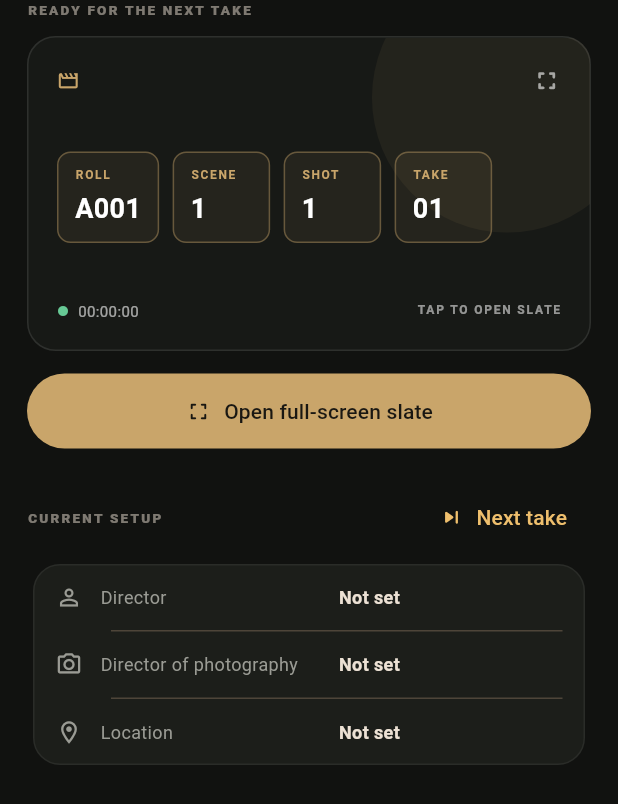
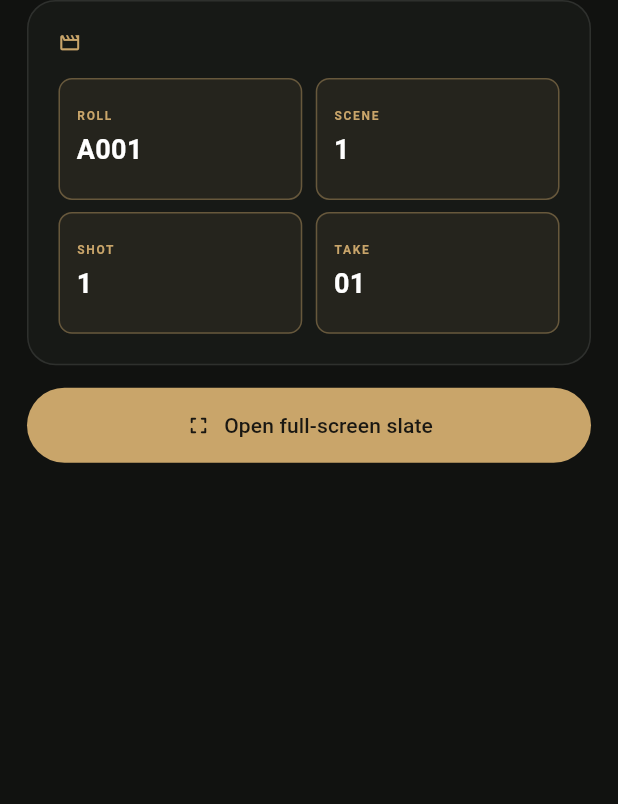
Before and after one commit to 0-manbir/takeone, a Flutter app: the SlatePreview widget shown alone on an empty page, opened directly with empty values, on a phone screen of 412 x 824 dp. Shown: the top 804 px of the screen. Run offline on Flutter 3.47's test engine with Material 3 defaults, Android fonts, the phone set to English and light mode, and no system bars; our stand-ins replace audioplayers, pdf, printing, shared_preferences, sqflite; accounts and stored records are empty.

Commit message:
Update Slate

```diff
--- a/takeone/lib/app.dart
+++ b/takeone/lib/app.dart
@@ -940,15 +940,13 @@ class SlatePreview extends StatelessWidget {
   @override
   Widget build(BuildContext context) {
     final fields = project.fields;
+
     return ListView(
       padding: const EdgeInsets.fromLTRB(18, 0, 18, 24),
       children: [
-        const _SectionEyebrow('READY FOR THE NEXT TAKE'),
-        const SizedBox(height: 11),
         GestureDetector(
           onTap: onOpenSlate,
           child: Container(
-            height: 210,
             decoration: BoxDecoration(
               color: const Color(0xFF171916),
               borderRadius: BorderRadius.circular(19),
@@ -957,20 +955,8 @@ class SlatePreview extends StatelessWidget {
             clipBehavior: Clip.antiAlias,
             child: Stack(
               children: [
-                Positioned(
-                  top: -50,
-                  right: -35,
-                  child: Container(
-                    height: 180,
-                    width: 180,
-                    decoration: BoxDecoration(
-                      shape: BoxShape.circle,
-                      color: Color(controller.accent).withValues(alpha: .07),
-                    ),
-                  ),
-                ),
                 Padding(
-                  padding: const EdgeInsets.all(19),
+                  padding: const EdgeInsets.all(20),
                   child: Column(
                     crossAxisAlignment: CrossAxisAlignment.start,
                     children: [
@@ -991,18 +977,16 @@ class SlatePreview extends StatelessWidget {
                               fontWeight: FontWeight.w700,
                             ),
                           ),
-                          const Spacer(),
-                          const Icon(
-                            Icons.fullscreen_rounded,
-                            color: Colors.white60,
-                            size: 19,
-                          ),
-                        ],
-                      ),
-                      const Spacer(),
-                      Wrap(
-                        spacing: 9,
-                        runSpacing: 8,
+                        ],
+                      ),
+                      const SizedBox(height: 16),
+                      GridView.count(
+                        crossAxisCount: 2,
+                        crossAxisSpacing: 9,
+                        mainAxisSpacing: 8,
+                        childAspectRatio: 2,
+                        shrinkWrap: true,
+                        physics: const NeverScrollableScrollPhysics(),
                         children: fields
                             .where((field) => field.visible)
                             .map(
@@ -1015,37 +999,15 @@ class SlatePreview extends StatelessWidget {
                                 ),
                                 accent: Color(controller.accent),
                                 size: field.size,
+                                onTap: _slatePositionEditor(
+                                  context,
+                                  controller,
+                                  project,
+                                  field.id,
+                                ),
                               ),
                             )
                             .toList(),
-                      ),
-                      const Spacer(),
-                      Row(
-                        children: [
-                          const Icon(
-                            Icons.circle,
-                            color: Color(0xFF67C995),
-                            size: 8,
-                          ),
-                          const SizedBox(width: 6),
-                          Text(
-                            '00:00:00',
-                            style: const TextStyle(
-                              color: Colors.white60,
-                              fontSize: 10,
-                            ),
-                          ),
-                          const Spacer(),
-                          const Text(
-                            'TAP TO OPEN SLATE',
-                            style: TextStyle(
-                              color: Colors.white54,
-                              fontSize: 8,
-                              letterSpacing: 1.2,
-                              fontWeight: FontWeight.w700,
-                            ),
-                          ),
-                        ],
                       ),
                     ],
                   ),
@@ -1065,43 +1027,6 @@ class SlatePreview extends StatelessWidget {
             padding: const EdgeInsets.symmetric(vertical: 15),
           ),
         ),
-        const SizedBox(height: 22),
-        Row(
-          children: [
-            const Expanded(child: _SectionEyebrow('CURRENT SETUP')),
-            TextButton.icon(
-              onPressed: () => controller.saveProject(
-                project.copyWith(take: project.take + 1),
-              ),
-              icon: const Icon(Icons.skip_next_rounded, size: 17),
-              label: const Text('Next take'),
-            ),
-          ],
-        ),
-        const SizedBox(height: 3),
-        Card(
-          child: Column(
-            children: [
-              _InfoRow(
-                icon: Icons.person_outline,
-                label: 'Director',
-                value: project.director.isEmpty ? 'Not set' : project.director,
-              ),
-              const Divider(height: 1, indent: 52, endIndent: 15),
-              _InfoRow(
-                icon: Icons.camera_alt_outlined,
-                label: 'Director of photography',
-                value: project.dop.isEmpty ? 'Not set' : project.dop,
-              ),
-              const Divider(height: 1, indent: 52, endIndent: 15),
-              _InfoRow(
-                icon: Icons.location_on_outlined,
-                label: 'Location',
-                value: project.location.isEmpty ? 'Not set' : project.location,
-              ),
-            ],
-          ),
-        ),
       ],
     );
   }
@@ -1113,27 +1038,37 @@ class _SlateValue extends StatelessWidget {
     required this.value,
     required this.accent,
     this.size = 1,
+    this.onTap,
   });
 
   final String label;
   final String value;
   final Color accent;
   final double size;
-
-  @override
-  Widget build(BuildContext context) => Container(
-    constraints: const BoxConstraints(minWidth: 65),
+  final VoidCallback? onTap;
+
+  @override
+  Widget build(BuildContext context) => Material(
+    color: accent.withValues(alpha: .08),
+    borderRadius: BorderRadius.circular(9),
+    child: InkWell(
+      onTap: onTap,
+      borderRadius: BorderRadius.circular(9),
+      child: Container(
+        width: double.infinity,
         padding: const EdgeInsets.symmetric(horizontal: 11, vertical: 9),
         decoration: BoxDecoration(
           borderRadius: BorderRadius.circular(9),
           border: Border.all(color: accent.withValues(alpha: .4)),
-      color: accent.withValues(alpha: .08),
         ),
         child: Column(
           crossAxisAlignment: CrossAxisAlignment.start,
+          mainAxisAlignment: MainAxisAlignment.center,
           children: [
             Text(
               label.toUpperCase(),
+              maxLines: 1,
+              overflow: TextOverflow.ellipsis,
               style: TextStyle(
                 fontSize: 8,
                 color: accent,
@@ -1144,12 +1079,16 @@ class _SlateValue extends StatelessWidget {
             const SizedBox(height: 4),
             Text(
               value,
+              maxLines: 1,
+              overflow: TextOverflow.ellipsis,
               style: const TextStyle(
                 color: Colors.white,
                 fontWeight: FontWeight.w700,
               ).copyWith(fontSize: 18 * size),
             ),
           ],
+        ),
+      ),
     ),
   );
 }
@@ -1162,6 +1101,109 @@ String _fieldValue(FilmProject project, String id, {String customValue = ''}) =>
       'take' => project.take.toString().padLeft(2, '0'),
       _ => customValue,
     };
+
+VoidCallback? _slatePositionEditor(
+  BuildContext context,
+  AppController controller,
+  FilmProject project,
+  String fieldId,
+) {
+  if (!const {'roll', 'scene', 'shot', 'take'}.contains(fieldId)) return null;
+  return () => _editSlatePosition(context, controller, project, fieldId);
+}
+
+Future<void> _editSlatePosition(
+  BuildContext context,
+  AppController controller,
+  FilmProject project,
+  String fieldId,
+) async {
+  if (!const {'roll', 'scene', 'shot', 'take'}.contains(fieldId)) return;
+  final label = switch (fieldId) {
+    'roll' => 'Roll',
+    'scene' => 'Scene',
+    'shot' => 'Shot',
+    'take' => 'Take',
+    _ => fieldId,
+  };
+  final input = TextEditingController(
+    text: switch (fieldId) {
+      'roll' => project.roll,
+      'scene' => project.scene,
+      'shot' => project.shot,
+      'take' => project.take.toString(),
+      _ => '',
+    },
+  );
+  final formKey = GlobalKey<FormState>();
+  final value = await showDialog<String>(
+    context: context,
+    builder: (dialogContext) => AlertDialog(
+      title: Text('Change $label'),
+      content: Form(
+        key: formKey,
+        child: TextFormField(
+          controller: input,
+          autofocus: true,
+          keyboardType: fieldId == 'take'
+              ? TextInputType.number
+              : TextInputType.text,
+          textInputAction: TextInputAction.done,
+          decoration: InputDecoration(labelText: label),
+          validator: fieldId == 'take'
+              ? (value) {
+                  final take = int.tryParse(value?.trim() ?? '');
+                  if (take == null || take < 1 || take > 9999) {
+                    return 'Enter a take number from 1 to 9999';
+                  }
+                  return null;
+                }
+              : (value) => value == null || value.trim().isEmpty
+                    ? 'Enter a $label value'
+                    : null,
+          onFieldSubmitted: (_) {
+            if (formKey.currentState!.validate()) {
+              Navigator.pop(dialogContext, input.text.trim());
+            }
+          },
+        ),
+      ),
+      actions: [
+        TextButton(
+          onPressed: () => Navigator.pop(dialogContext),
+          child: const Text('Cancel'),
+        ),
+        FilledButton(
+          onPressed: () {
+            if (formKey.currentState!.validate()) {
+              Navigator.pop(dialogContext, input.text.trim());
+            }
+          },
+          child: const Text('Save'),
+        ),
+      ],
+    ),
+  );
+  input.dispose();
+  if (value == null || !context.mounted) return;
+
+  final updatedProject = switch (fieldId) {
+    'roll' => project.copyWith(roll: value),
+    'scene' => project.copyWith(scene: value),
+    'shot' => project.copyWith(shot: value),
+    'take' => project.copyWith(take: int.parse(value)),
+    _ => project,
+  };
+  try {
+    await controller.saveProject(updatedProject);
+  } catch (error) {
+    if (context.mounted) {
+      ScaffoldMessenger.of(context).showSnackBar(
+        SnackBar(content: Text('Could not update $label: $error')),
+      );
+    }
+  }
+}
 
 class _InfoRow extends StatelessWidget {
   const _InfoRow({
@@ -1740,9 +1782,10 @@ class _TakeCard extends StatelessWidget {
 }
 
 Color _ratingColor(TakeRating rating) => switch (rating) {
-  TakeRating.good || TakeRating.movingOn => const Color(0xFF68C991),
-  TakeRating.bad => const Color(0xFFE1786B),
-  TakeRating.test => const Color(0xFF80A9E8),
+  TakeRating.movingOn => const Color.fromARGB(255, 68, 188, 118),
+  TakeRating.good => const Color.fromARGB(255, 192, 192, 74),
+  TakeRating.bad => const Color.fromARGB(255, 195, 98, 83),
+  TakeRating.test => const Color.fromARGB(255, 167, 167, 167),
 };
 
 String _ratingLabel(TakeRating rating) => switch (rating) {
@@ -2191,11 +2234,11 @@ class _ClapboardScreenState extends State<ClapboardScreen>
                   crossAxisAlignment: CrossAxisAlignment.start,
                   children: [
                     Expanded(
-                      child: Wrap(
-                        spacing: 10,
-                        runSpacing: 10,
-                        alignment: WrapAlignment.start,
-                        crossAxisAlignment: WrapCrossAlignment.center,
+                      child: GridView.count(
+                        crossAxisCount: 2,
+                        crossAxisSpacing: 10,
+                        mainAxisSpacing: 10,
+                        childAspectRatio: 2.5,
                         children: fields
                             .where((field) => field.visible)
                             .map(
@@ -2208,6 +2251,12 @@ class _ClapboardScreenState extends State<ClapboardScreen>
                                 ),
                                 accent: Color(widget.controller.accent),
                                 size: field.size,
+                                onTap: _slatePositionEditor(
+                                  context,
+                                  widget.controller,
+                                  activeProject,
+                                  field.id,
+                                ),
                               ),
                             )
                             .toList(),
```
Lines whose indentation alone changed are shown as unchanged.
